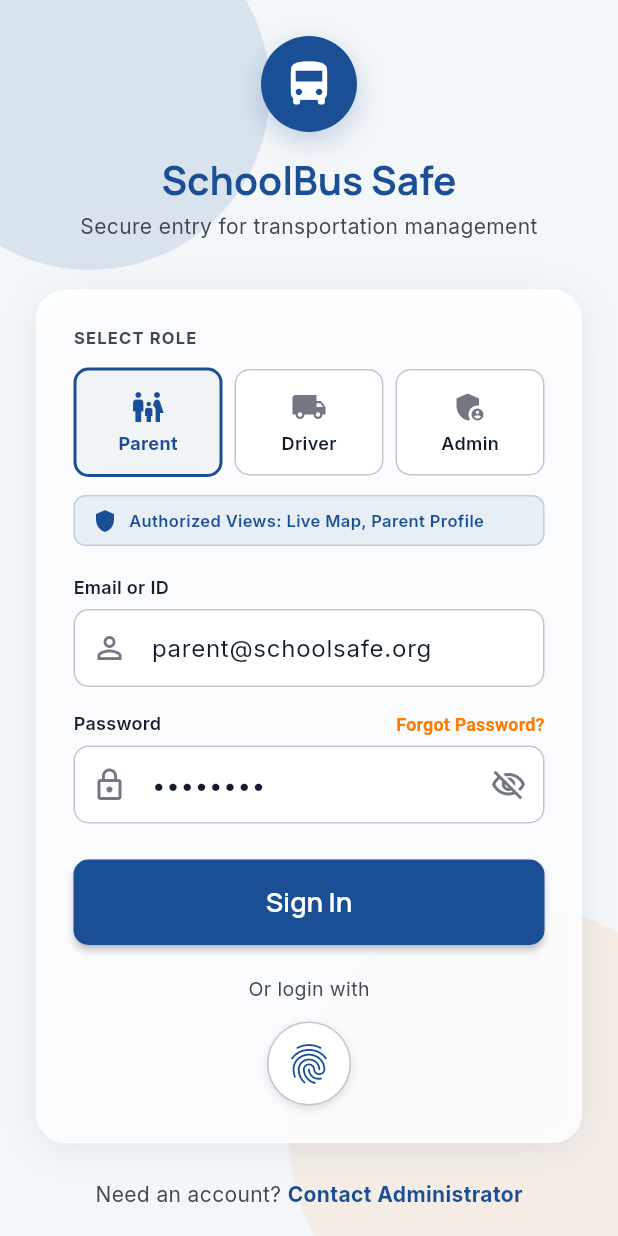
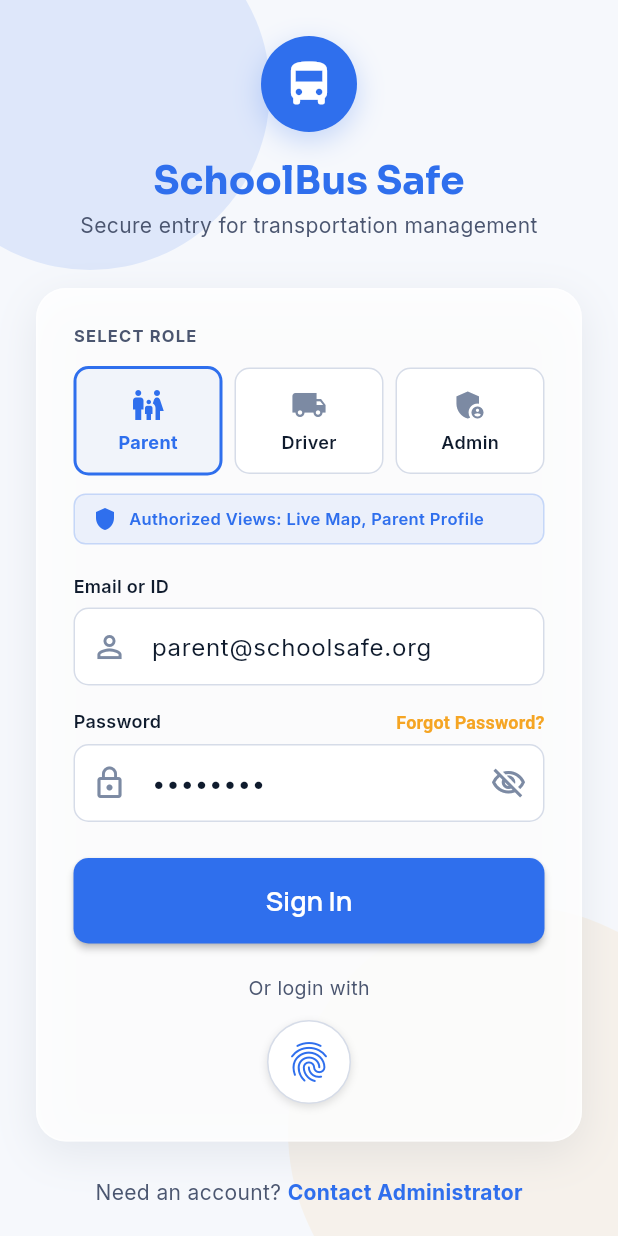
Before and after one commit to ggtgorakh/smart_school_bus, a Flutter app: the screen it shows after launch, on a phone screen of 412 x 824 dp. Run offline on Flutter 3.47's test engine with Material 3 defaults, Android fonts, the phone set to English and light mode, and no system bars; our stand-ins replace google_fonts.

Commit message:
Replace deprecated ColorScheme.background usage with surface token (follow-up to dart fix)
Co-authored-by: Copilot <223556219+Copilot@users.noreply.github.com>

```diff
--- a/lib/theme/app_theme.dart
+++ b/lib/theme/app_theme.dart
@@ -1,26 +1,40 @@
 import 'package:flutter/material.dart';
 import 'package:google_fonts/google_fonts.dart';
 
+/// Token names are kept identical to the original theme so screens outside
+/// this redesign (Driver / Admin views) keep compiling and simply inherit
+/// the refreshed palette. Only the underlying values and a few additions
+/// have changed.
 class AppColors {
-  static const Color safetyBlue = Color(0xFF1A4F95);
-  static const Color primaryDark = Color(0xFF003874);
-  static const Color alertOrange = Color(0xFFFF7A00);
-  static const Color alertOrangeDark = Color(0xFF994700);
-  static const Color successGreen = Color(0xFF2D8A29);
-  static const Color surfaceGray = Color(0xFFF4F7F9);
-  static const Color textMain = Color(0xFF121C2D);
-  static const Color outlineVariant = Color(0xFFC3C6D2);
-  static const Color outline = Color(0xFF737782);
-  static const Color surfaceContainerLow = Color(0xFFF1F4F6);
-  static const Color surfaceContainer = Color(0xFFEBEEF0);
-  static const Color surfaceContainerHigh = Color(0xFFE5E9EB);
-  static const Color surfaceContainerHighest = Color(0xFFE0E3E5);
+  // Primary — deepened into a "night transit" navy/signal-blue pair instead
+  // of a flat Material blue, so it reads as a chosen brand color.
+  static const Color safetyBlue = Color(0xFF2F6FED); // signal blue (primary)
+  static const Color primaryDark = Color(0xFF0B2545); // midnight navy
+  // Alerts — warm amber instead of a flat safety-orange.
+  static const Color alertOrange = Color(0xFFF5A524);
+  static const Color alertOrangeDark = Color(0xFFB9740A);
+  // Confirmation — fresher mint instead of a muddy green.
+  static const Color successGreen = Color(0xFF12B76A);
+  static const Color surfaceGray = Color(0xFFF6F8FC);
+  static const Color textMain = Color(0xFF0F1B2D);
+  static const Color outlineVariant = Color(0xFFD6DCE8);
+  static const Color outline = Color(0xFF7C8AA3);
+  static const Color surfaceContainerLow = Color(0xFFF1F4FA);
+  static const Color surfaceContainer = Color(0xFFEAEFF8);
+  static const Color surfaceContainerHigh = Color(0xFFE2E8F4);
+  static const Color surfaceContainerHighest = Color(0xFFD9E0F0);
   static const Color surfaceContainerLowest = Color(0xFFFFFFFF);
-  static const Color onSurfaceVariant = Color(0xFF424751);
-  static const Color errorRed = Color(0xFFBA1A1A);
+  static const Color onSurfaceVariant = Color(0xFF4B5670);
+  static const Color errorRed = Color(0xFFE23D3D);
   static const Color errorContainer = Color(0xFFFFDAD6);
-  static const Color primaryContainer = Color(0xFF1A4F95);
-  static const Color onPrimaryContainer = Color(0xFFA3C3FF);
+  static const Color primaryContainer = Color(0xFF2F6FED);
+  static const Color onPrimaryContainer = Color(0xFFCBDBFF);
+
+  // New tokens for the route-track signature motif and depth accents.
+  static const Color trackComplete = Color(0xFF2F6FED);
+  static const Color trackPending = Color(0xFFD6DCE8);
+  static const Color mintSoft = Color(0xFFD4F5E4);
+  static const Color amberSoft = Color(0xFFFDECC9);
 }
 
 class AppTheme {
@@ -32,27 +46,27 @@ class AppTheme {
         seedColor: AppColors.safetyBlue,
         primary: AppColors.safetyBlue,
         secondary: AppColors.alertOrange,
-        surface: AppColors.surfaceContainerLowest,
-        background: AppColors.surfaceGray,
+        // Using surface token for background surfaces; 'background' was deprecated.
+        surface: AppColors.surfaceGray,
         error: AppColors.errorRed,
       ),
       textTheme: TextTheme(
-        displayLarge: GoogleFonts.manrope(
+        displayLarge: GoogleFonts.sora(
           fontSize: 24,
           fontWeight: FontWeight.bold,
           color: AppColors.textMain,
         ),
-        headlineLarge: GoogleFonts.manrope(
+        headlineLarge: GoogleFonts.sora(
           fontSize: 22,
           fontWeight: FontWeight.bold,
           color: AppColors.safetyBlue,
         ),
-        headlineMedium: GoogleFonts.manrope(
+        headlineMedium: GoogleFonts.sora(
           fontSize: 20,
           fontWeight: FontWeight.w600,
           color: AppColors.textMain,
         ),
-        headlineSmall: GoogleFonts.manrope(
+        headlineSmall: GoogleFonts.sora(
           fontSize: 18,
           fontWeight: FontWeight.w600,
           color: AppColors.textMain,
@@ -98,19 +112,43 @@ class AppTheme {
     double opacity = 0.85,
   }) {
     return BoxDecoration(
-      color: opacityColor.withOpacity(opacity),
+      color: opacityColor.withValues(alpha: opacity),
       borderRadius: BorderRadius.circular(borderRadius),
       border: Border.all(
-        color: Colors.white.withOpacity(0.5),
+        color: Colors.white.withValues(alpha: 0.6),
         width: 1.0,
       ),
       boxShadow: [
         BoxShadow(
-          color: AppColors.safetyBlue.withOpacity(0.1),
-          blurRadius: 20,
-          offset: const Offset(0, 4),
+          color: AppColors.primaryDark.withValues(alpha: 0.08),
+          blurRadius: 24,
+          offset: const Offset(0, 8),
         ),
       ],
     );
   }
+
+  /// Brand gradient used sparingly — the bus marker halo, the primary CTA,
+  /// and the login mark. Not applied to large surfaces.
+  static const LinearGradient brandGradient = LinearGradient(
+    begin: Alignment.topLeft,
+    end: Alignment.bottomRight,
+    colors: [AppColors.safetyBlue, AppColors.primaryDark],
+  );
+
+  /// Tabular-figure style for live numbers (ETA, countdowns, times) so they
+  /// read like a transit-board display rather than ordinary body text.
+  static TextStyle tabularTime({
+    double fontSize = 24,
+    Color color = AppColors.primaryDark,
+    FontWeight weight = FontWeight.w700,
+  }) {
+    return GoogleFonts.sora(
+      fontSize: fontSize,
+      fontWeight: weight,
+      color: color,
+      letterSpacing: -0.5,
+      fontFeatures: const [FontFeature.tabularFigures()],
+    );
+  }
 }
```
